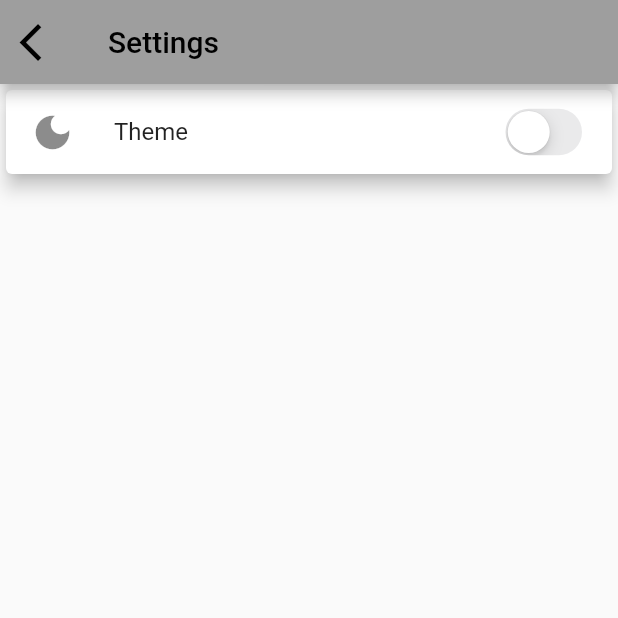
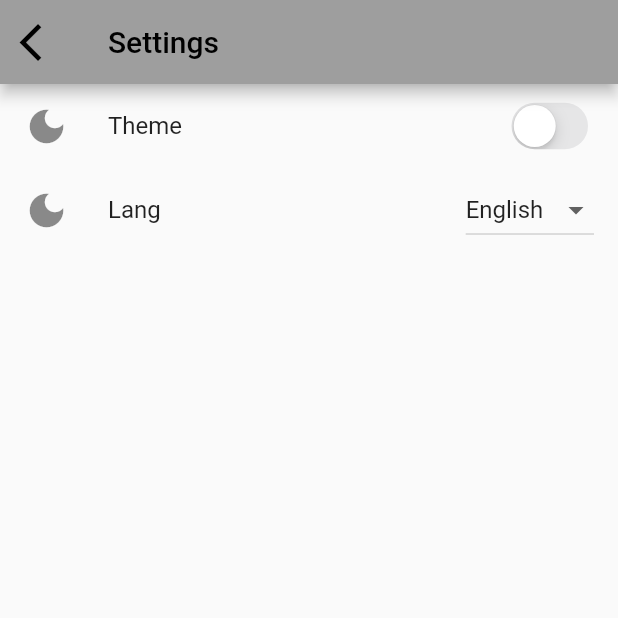
Before and after one commit to MihailSkubak/SmartHomeFlutter2, a Flutter app: the screen it shows after launch, after a tap on the "more vert" icon, on a phone screen of 412 x 824 dp, the top half of it. Run offline on Flutter 3.47's test engine with Material 2 defaults, Android fonts, the phone set to English and light mode, and no system bars; our stand-ins replace easy_localization, flutter_settings_screens, shared_preferences.

Commit message:
Language (translate) algorytm

```diff
--- /dev/null
+++ b/smarthomeproject/lib/algorytm/globalValue.dart
@@ -0,0 +1,8 @@
+library assistant.globals;
+
+import 'package:flutter/material.dart';
+
+Locale savedLocale = const Locale('0', '');
+String systemLocale = 'en';
+List<String> langItems = ['English', 'Polski', 'Русский'];
+String langItem = 'English';
--- a/smarthomeproject/lib/main.dart
+++ b/smarthomeproject/lib/main.dart
@@ -2,15 +2,36 @@ import 'package:flutter/material.dart';
 import 'package:smarthomeproject/theme/theme.dart';
 import 'package:smarthomeproject/widgets/firstPageWidget.dart';
 import 'package:provider/provider.dart';
+import 'package:easy_localization/easy_localization.dart';
+import 'package:shared_preferences/shared_preferences.dart';
+import 'package:smarthomeproject/algorytm/globalValue.dart' as globals;
 
-void main() {
+void main() async {
+  WidgetsFlutterBinding.ensureInitialized();
+  await EasyLocalization.ensureInitialized();
+  final sharedPrefs = await SharedPreferences.getInstance();
+  if (sharedPrefs.getString('key-dropdown-language') != null) {
+    var tmp = sharedPrefs.getString('key-dropdown-language');
+    if (tmp == "en") {
+      globals.savedLocale = const Locale('en', 'US');
+    } else if (tmp == "pl") {
+      globals.savedLocale = const Locale('pl', 'PL');
+    } else if (tmp == "ru") {
+      globals.savedLocale = const Locale('ru', 'RU');
+    }
+  }
   return runApp(ChangeNotifierProvider<ThemeNotifier>(
-    create: (_) => ThemeNotifier(),
-    child: const MyApp(),
-  ));
-  // modify with your true address/port
-  //Socket socket = await Socket.connect('192.168.0.119', 80);
-  //runApp(const MyApp());
+      create: (_) => ThemeNotifier(),
+      child: EasyLocalization(
+        supportedLocales: const [
+          Locale('en', 'US'),
+          Locale('pl', 'PL'),
+          Locale('ru', 'RU')
+        ],
+        path: 'lang', // <-- change the path of the translation files
+        fallbackLocale: const Locale('en', 'US'),
+        child: const MyApp(),
+      )));
 }
 
 class MyApp extends StatelessWidget {
@@ -21,6 +42,21 @@ class MyApp extends StatelessWidget {
     return Consumer<ThemeNotifier>(
         builder: (context, theme, _) => MaterialApp(
               theme: theme.getTheme(),
+              localizationsDelegates: context.localizationDelegates,
+              supportedLocales: context.supportedLocales,
+              locale: context.locale,
+              localeResolutionCallback: (locale, supportedLocales) {
+                globals.systemLocale = locale!.languageCode;
+                if (globals.savedLocale != const Locale('0', '')) {
+                  return globals.savedLocale;
+                } else if (locale.languageCode == 'pl') {
+                  return const Locale('pl', 'PL');
+                } else if (locale.languageCode == 'ru') {
+                  return const Locale('ru', 'RU');
+                } else {
+                  return const Locale('en', 'US');
+                }
+              },
               debugShowCheckedModeBanner: false,
               title: 'Smart Home',
               home: MainPage(),
--- a/smarthomeproject/lib/widgets/firstPageWidget.dart
+++ b/smarthomeproject/lib/widgets/firstPageWidget.dart
@@ -3,6 +3,7 @@ import 'package:smarthomeproject/algorytm/order.dart';
 import 'package:smarthomeproject/algorytm/smartDevice.dart';
 import 'package:smarthomeproject/widgets/settingsPageWidget.dart';
 import 'package:smarthomeproject/widgets/widgetListFirstPage.dart';
+import 'package:easy_localization/easy_localization.dart';
 
 // ignore: must_be_immutable
 class MainPage extends StatefulWidget {
@@ -19,7 +20,7 @@ class MainPageState extends State<MainPage> {
   Widget build(BuildContext context) {
     return Scaffold(
         appBar: AppBar(
-            title: const Text('Smart Home'),
+            title: Text('smart-home.label'.tr()),
             leading: const Icon(
               Icons.home,
               size: 45,
--- a/smarthomeproject/lib/widgets/settingsPageWidget.dart
+++ b/smarthomeproject/lib/widgets/settingsPageWidget.dart
@@ -2,6 +2,10 @@ import 'package:flutter/cupertino.dart';
 import 'package:flutter/material.dart';
 import 'package:provider/provider.dart';
 import '../theme/theme.dart';
+import 'package:flutter_settings_screens/flutter_settings_screens.dart';
+import 'package:smarthomeproject/algorytm/globalValue.dart' as globals;
+import 'package:easy_localization/easy_localization.dart';
+import 'package:shared_preferences/shared_preferences.dart';
 
 class SettingsPage extends StatefulWidget {
   const SettingsPage({
@@ -13,9 +17,22 @@ class SettingsPage extends StatefulWidget {
 
 class SettingsPageState extends State<SettingsPage> {
   @override
+  void initState() {
+    super.initState();
+    if (globals.systemLocale == 'en') {
+      globals.langItem = 'English';
+    } else if (globals.systemLocale == 'pl') {
+      globals.langItem = 'Polski';
+    } else if (globals.systemLocale == 'ru') {
+      globals.langItem = 'Русский';
+    }
+  }
+
+  @override
   Widget build(BuildContext context) {
     return Consumer<ThemeNotifier>(
         builder: (context, theme, _) => MaterialApp(
+            debugShowCheckedModeBanner: false,
             theme: theme.getTheme(),
             home: Scaffold(
                 appBar: AppBar(
@@ -29,10 +46,9 @@ class SettingsPageState extends State<SettingsPage> {
                         size: 30,
                       ),
                     )),
-                body: Column(children: <Widget>[
-                  Card(
-                      elevation: 5,
-                      child: ListTile(
+                body: SingleChildScrollView(
+                    child: Column(children: <Widget>[
+                  ListTile(
                     title: const Text('Theme'),
                     leading: const Icon(
                       Icons.dark_mode,
@@ -50,7 +66,47 @@ class SettingsPageState extends State<SettingsPage> {
                         });
                       },
                     ),
-                      ))
-                ]))));
+                  ),
+                  ListTile(
+                      title: const Text('Lang'),
+                      leading: const Icon(
+                        Icons.dark_mode,
+                        size: 30,
+                      ),
+                      trailing: DropdownButton<String>(
+                        //dropdownColor:
+                        value: globals.langItem,
+                        onChanged: (newValue) async {
+                          SharedPreferences prefs =
+                              await SharedPreferences.getInstance();
+                          setState(() {
+                            if (newValue == 'English') {
+                              globals.savedLocale = const Locale('en', 'US');
+                              globals.systemLocale = 'en';
+                              context.setLocale(globals.savedLocale);
+                              globals.langItem = 'English';
+                            } else if (newValue == 'Polski') {
+                              globals.savedLocale = const Locale('pl', 'PL');
+                              globals.systemLocale = 'pl';
+                              context.setLocale(globals.savedLocale);
+                              globals.langItem = 'Polski';
+                            } else if (newValue == 'Русский') {
+                              globals.savedLocale = const Locale('ru', 'RU');
+                              globals.systemLocale = 'ru';
+                              context.setLocale(globals.savedLocale);
+                              globals.langItem = 'Русский';
+                            }
+                            prefs.setString(
+                                'key-dropdown-language', globals.systemLocale);
+                          });
+                        },
+                        items: globals.langItems.map((String value) {
+                          return DropdownMenuItem<String>(
+                            value: value,
+                            child: Text(value),
+                          );
+                        }).toList(),
+                      )),
+                ])))));
   }
 }
```
Also changed, not shown: smarthomeproject/lang/en-US.json (added, +7 -0 lines), smarthomeproject/lang/pl-PL.json (added, +7 -0 lines), smarthomeproject/lang/ru-RU.json (added, +7 -0 lines), smarthomeproject/pubspec.yaml (+5 -36 lines), smarthomeproject/pubspec.lock, 2 other files. Lines whose indentation alone changed are shown as unchanged.
